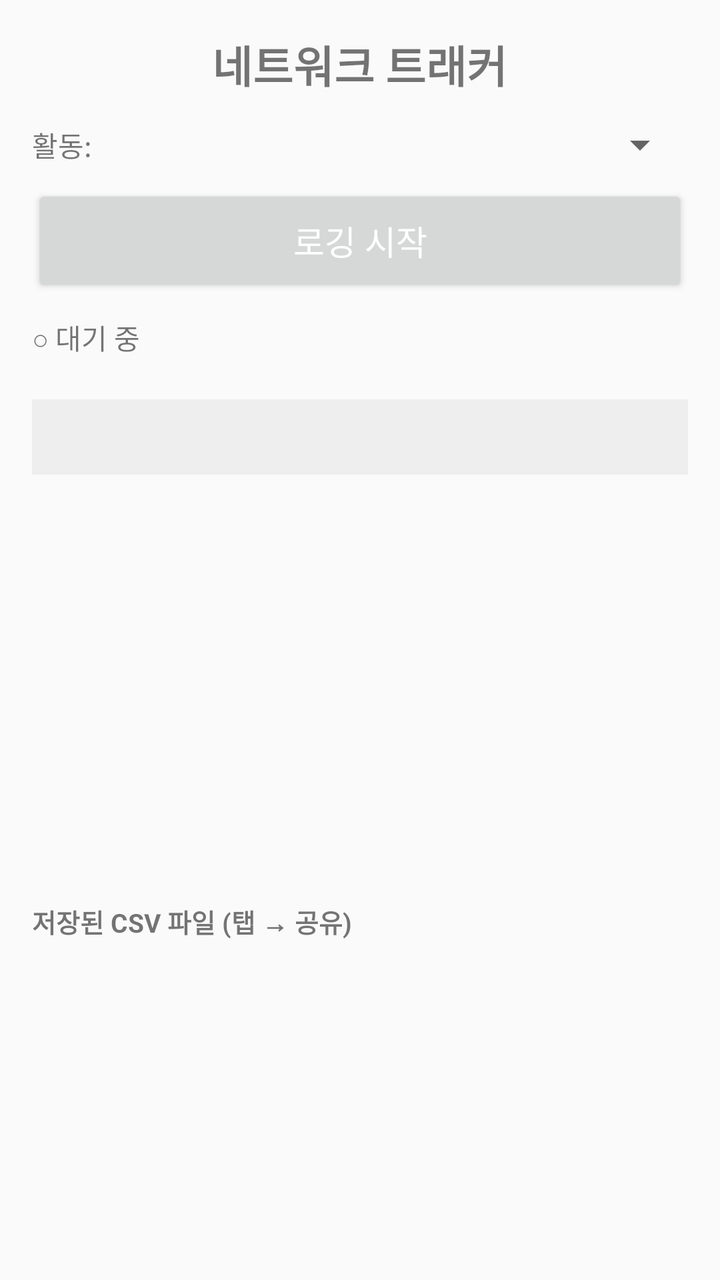
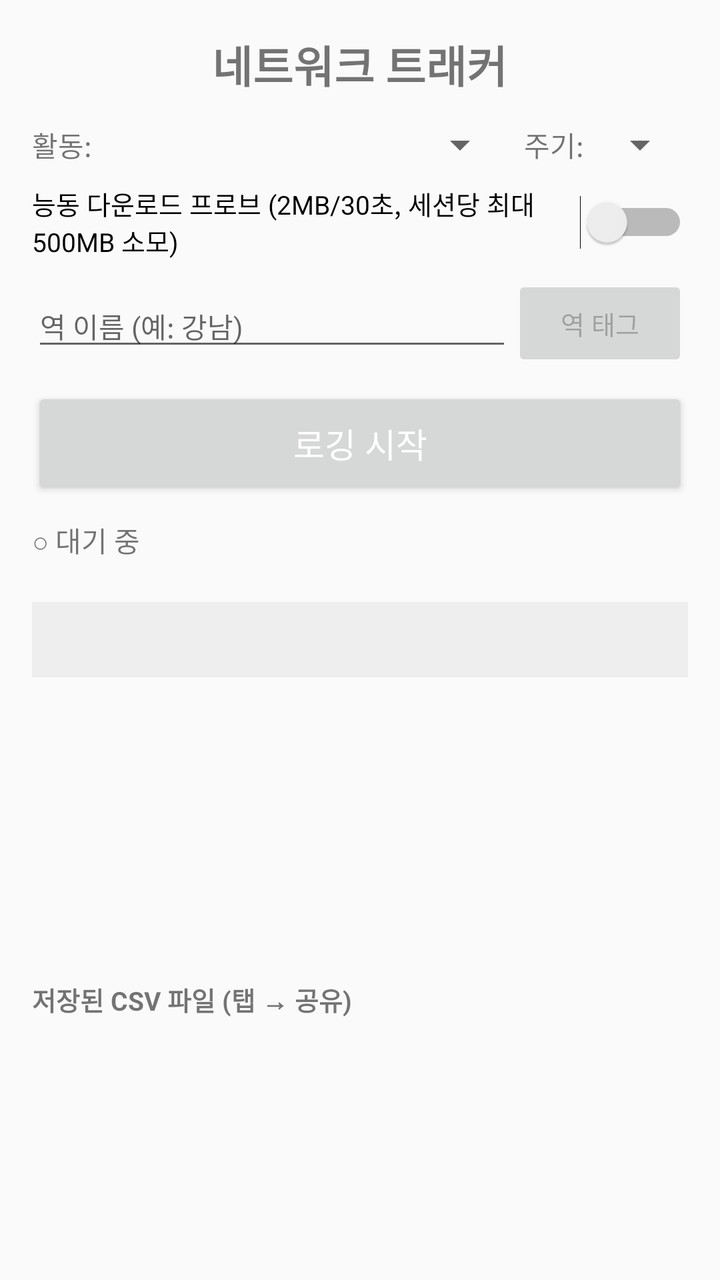

Before-and-after screenshots of an Android layout around one commit, followed by the original layout XML and the change that was made.
<!-- AndroidManifest.xml: application theme Theme.AppCompat.Light.DarkActionBar -->
<!-- res/layout/activity_main.xml -->
<?xml version="1.0" encoding="utf-8"?>
<LinearLayout xmlns:android="http://schemas.android.com/apk/res/android"
    android:layout_width="match_parent"
    android:layout_height="match_parent"
    android:orientation="vertical"
    android:padding="16dp"
    android:background="#FAFAFA">

    
    <TextView
        android:layout_width="wrap_content"
        android:layout_height="wrap_content"
        android:layout_gravity="center_horizontal"
        android:text="네트워크 트래커"
        android:textSize="22sp"
        android:textStyle="bold"
        android:paddingBottom="12dp" />

    
    <LinearLayout
        android:layout_width="match_parent"
        android:layout_height="wrap_content"
        android:orientation="horizontal"
        android:gravity="center_vertical"
        android:paddingBottom="8dp">

        <TextView
            android:layout_width="wrap_content"
            android:layout_height="wrap_content"
            android:text="활동:"
            android:textSize="14sp"
            android:paddingEnd="8dp" />

        <Spinner
            android:id="@+id/spinner_activity"
            android:layout_width="0dp"
            android:layout_height="wrap_content"
            android:layout_weight="1" />
    </LinearLayout>

    
    <Button
        android:id="@+id/btn_start_stop"
        android:layout_width="match_parent"
        android:layout_height="56dp"
        android:text="로깅 시작"
        android:textSize="17sp"
        android:textColor="#FFFFFF" />

    
    <TextView
        android:id="@+id/tv_status"
        android:layout_width="match_parent"
        android:layout_height="wrap_content"
        android:text="○ 대기 중"
        android:paddingTop="10dp"
        android:textSize="14sp" />

    <TextView
        android:id="@+id/tv_file_path"
        android:layout_width="match_parent"
        android:layout_height="wrap_content"
        android:text=""
        android:textSize="11sp"
        android:textColor="#888888"
        android:paddingBottom="6dp" />

    
    <ScrollView
        android:layout_width="match_parent"
        android:layout_height="0dp"
        android:layout_weight="1.6">
        <TextView
            android:id="@+id/tv_live_stats"
            android:layout_width="match_parent"
            android:layout_height="wrap_content"
            android:fontFamily="monospace"
            android:textSize="13sp"
            android:lineSpacingMultiplier="1.3"
            android:padding="10dp"
            android:background="#EEEEEE" />
    </ScrollView>

    
    <TextView
        android:layout_width="match_parent"
        android:layout_height="wrap_content"
        android:text="저장된 CSV 파일 (탭 → 공유)"
        android:textStyle="bold"
        android:paddingTop="12dp"
        android:paddingBottom="4dp"
        android:textSize="13sp" />

    <ListView
        android:id="@+id/lv_files"
        android:layout_width="match_parent"
        android:layout_height="0dp"
        android:layout_weight="1"
        android:divider="#CCCCCC"
        android:dividerHeight="1dp" />

</LinearLayout>
<!-- resources referenced by this layout -->
<resources>

</resources>

<!-- the commit's change to res/layout/activity_main.xml (unified diff, before → after) -->
@@ -36,6 +36,55 @@
             android:layout_width="0dp"
             android:layout_height="wrap_content"
             android:layout_weight="1" />
+
+        <TextView
+            android:layout_width="wrap_content"
+            android:layout_height="wrap_content"
+            android:text="주기:"
+            android:textSize="14sp"
+            android:paddingStart="8dp"
+            android:paddingEnd="4dp" />
+
+        <Spinner
+            android:id="@+id/spinner_interval"
+            android:layout_width="wrap_content"
+            android:layout_height="wrap_content" />
+    </LinearLayout>
+
+    
+    <Switch
+        android:id="@+id/switch_probe_dl"
+        android:layout_width="match_parent"
+        android:layout_height="wrap_content"
+        android:text="능동 다운로드 프로브 (2MB/30초, 세션당 최대 500MB 소모)"
+        android:textSize="13sp"
+        android:paddingBottom="8dp" />
+
+    
+    <LinearLayout
+        android:layout_width="match_parent"
+        android:layout_height="wrap_content"
+        android:orientation="horizontal"
+        android:gravity="center_vertical"
+        android:paddingBottom="8dp">
+
+        <EditText
+            android:id="@+id/et_station"
+            android:layout_width="0dp"
+            android:layout_height="wrap_content"
+            android:layout_weight="1"
+            android:hint="역 이름 (예: 강남)"
+            android:inputType="text"
+            android:textSize="14sp"
+            android:maxLines="1" />
+
+        <Button
+            android:id="@+id/btn_tag_station"
+            android:layout_width="wrap_content"
+            android:layout_height="wrap_content"
+            android:text="역 태그"
+            android:textSize="13sp"
+            android:enabled="false" />
     </LinearLayout>
 
     
